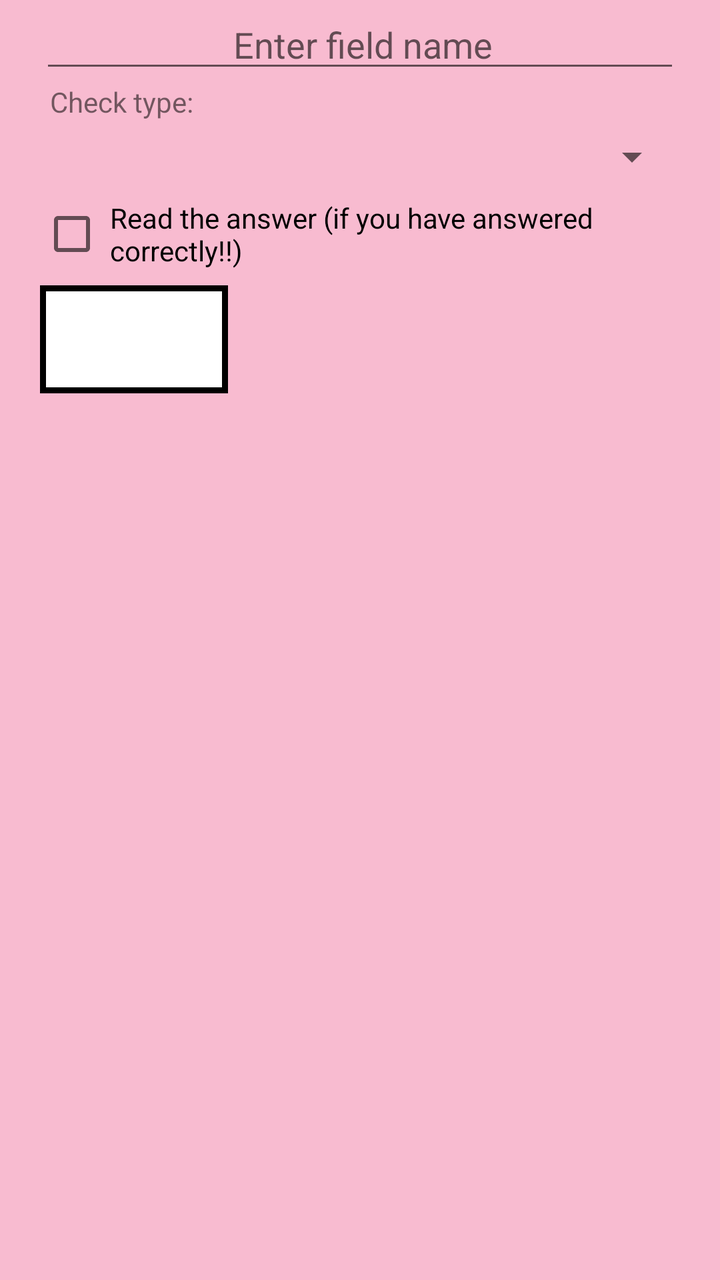
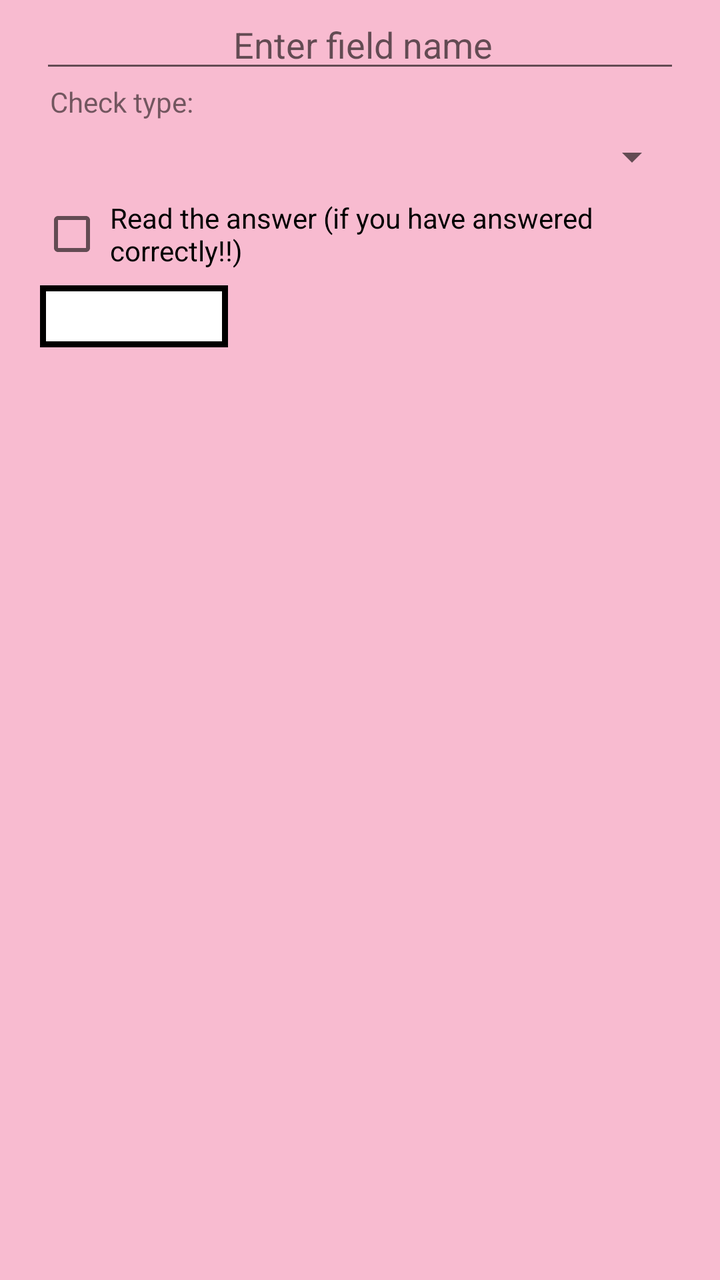

The first picture is an Android layout as it rendered before a commit; the second is the same layout after the commit. The layout source and the unified diff follow.
<!-- AndroidManifest.xml: application theme MyMaterialTheme -->
<!-- res/layout/create_field_dialog_fragment.xml -->
<?xml version="1.0" encoding="utf-8"?>
<ScrollView xmlns:android="http://schemas.android.com/apk/res/android"
    android:layout_width="match_parent"
    android:layout_height="match_parent">

    <LinearLayout
        android:layout_width="match_parent"
        android:layout_height="wrap_content"
        android:orientation="vertical"
        android:paddingEnd="20dp"
        android:paddingLeft="20dp"
        android:paddingRight="20dp"
        android:paddingStart="20dp">

        <EditText
            android:id="@+id/enter_field_name"
            android:layout_width="match_parent"
            android:layout_height="wrap_content"
            android:layout_gravity="center"
            android:hint="@string/enter_field_name"
            android:imeOptions="flagNoExtractUi"
            android:paddingLeft="7dp"
            android:gravity="center"/>


        <LinearLayout
            android:id="@+id/show_default_field_options"
            android:layout_width="match_parent"
            android:layout_height="wrap_content"
            android:orientation="vertical"
            >

            <TextView
                android:layout_width="match_parent"
                android:layout_height="wrap_content"
                android:layout_marginLeft="5dp"
                android:layout_marginStart="5dp"
                android:text="@string/check_type" />

            <Spinner
                android:id="@+id/check_type_spinner"
                android:layout_width="match_parent"
                android:layout_height="wrap_content"
                android:layout_marginBottom="6dp"
                android:layout_marginTop="6dp" />


            <CheckBox
                android:id="@+id/read_answer"
                android:layout_width="match_parent"
                android:layout_height="wrap_content"
                android:padding="3dp"
                android:text="@string/read_answer" />

            <Spinner
                android:id="@+id/locales_spinner"
                android:layout_width="match_parent"
                android:layout_height="wrap_content"
                android:layout_marginBottom="6dp"
                android:layout_marginTop="6dp"
                android:visibility="gone" />
        </LinearLayout>
        <FrameLayout
            android:layout_width="wrap_content"
            android:layout_height="wrap_content"
            android:padding="3dp"
            android:background="@color/black_color"
            android:layout_marginTop="5dp">
        <Button
            android:id="@+id/color"
            android:layout_width="wrap_content"
            android:layout_height="wrap_content"
            android:background="@color/white_color"
            style="@style/Widget.AppCompat.Button.Borderless"
            />
        </FrameLayout>
    </LinearLayout>
</ScrollView>
<!-- resources referenced by this layout -->
<resources>
  <color name="black_color">#000000</color>
  <color name="white_color">#FFFFFF</color>
  <string name="check_type">Check type:</string>
  <string name="enter_field_name">Enter field name</string>
  <string name="read_answer">Read the answer (if you have answered correctly!!)</string>
  <style name="MyMaterialTheme" parent="MyMaterialTheme.Base">
  
      </style>
  <style name="MyMaterialTheme.Base" parent="Theme.AppCompat.Light.DarkActionBar">
          <item name="windowNoTitle">true</item>
          <item name="windowActionBar">false</item>
          <item name="colorPrimary">@color/colorPrimary</item>
          <item name="colorPrimaryDark">@color/colorPrimaryDark</item>
          <item name="colorAccent">@color/colorAccent</item>
          <item name="android:windowBackground">@color/windowBackground</item>
      </style>
  <color name="colorPrimary">#EC407A</color>
  <color name="colorPrimaryDark">#AD1457</color>
  <color name="colorAccent">#EA80FC</color>
  <color name="windowBackground">#F8BBD0</color>
</resources>

<!-- the commit's change to res/layout/create_field_dialog_fragment.xml (unified diff, before → after) -->
@@ -69,7 +69,7 @@
         <Button
             android:id="@+id/color"
             android:layout_width="wrap_content"
-            android:layout_height="wrap_content"
+            android:layout_height="25dp"
             android:background="@color/white_color"
             style="@style/Widget.AppCompat.Button.Borderless"
             />
